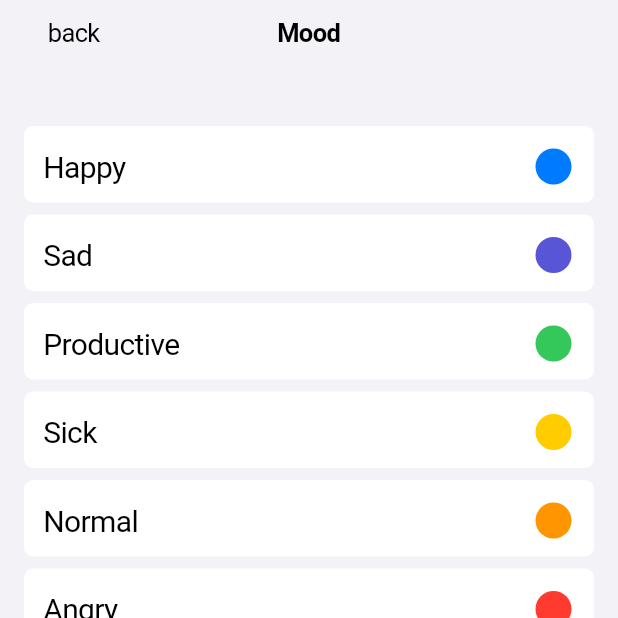
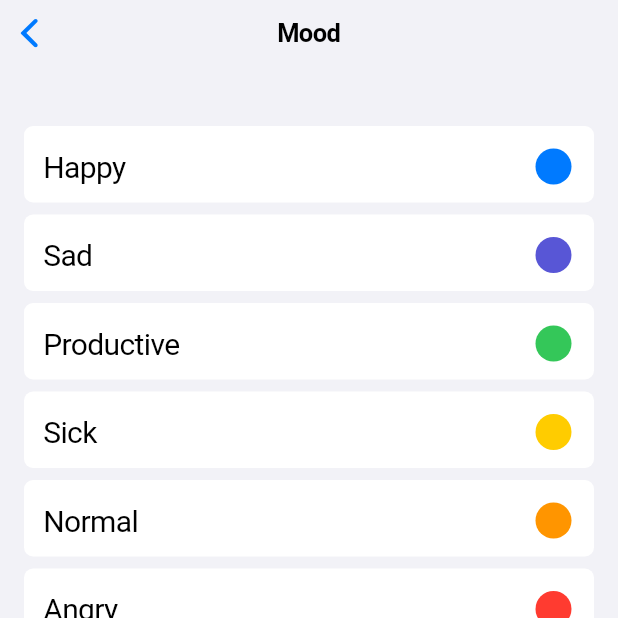
Before and after one commit to Blocship/star_book, a Flutter app: the MoodSheet screen opened directly, on a phone screen of 412 x 824 dp, the top half of it. Run offline on Flutter 3.47's test engine with Material 2 defaults, Android fonts, the phone set to English and light mode, and no system bars; our stand-ins replace modal_bottom_sheet.

Commit message:
Navigation bar updated

```diff
--- a/lib/screens/mood_sheet.dart
+++ b/lib/screens/mood_sheet.dart
@@ -9,10 +9,6 @@ class MoodSheet extends StatelessWidget {
   c.CupertinoNavigationBar _buildNavBar() {
     return c.CupertinoNavigationBar(
       middle: Text("Mood"),
-      leading: Container(
-          padding: EdgeInsets.symmetric(horizontal: 16, vertical: 12),
-          child: Text("back")),
-      trailing: null,
       border: null,
     );
   }
--- a/lib/screens/preferance_sheet.dart
+++ b/lib/screens/preferance_sheet.dart
@@ -10,9 +10,6 @@ class PreferanceSheet extends StatelessWidget {
   c.CupertinoNavigationBar _buildNavBar() {
     return c.CupertinoNavigationBar(
       middle: Text("StarBook"),
-      leading: Container(
-          padding: EdgeInsets.symmetric(horizontal: 16, vertical: 12),
-          child: Text("back")),
       trailing: null,
       border: null,
     );
```
